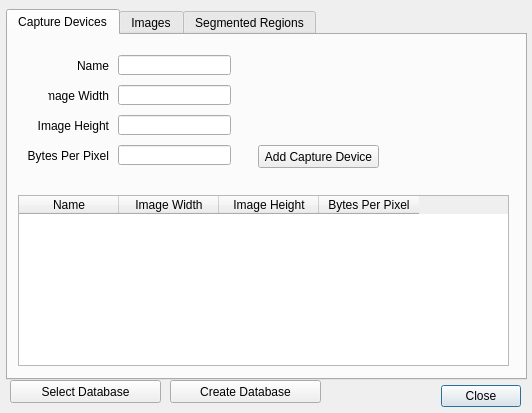
Before: the Qt Designer form manageTrainingDataForm.ui in asmith9455/imageClassifier, drawn with Qt 5.
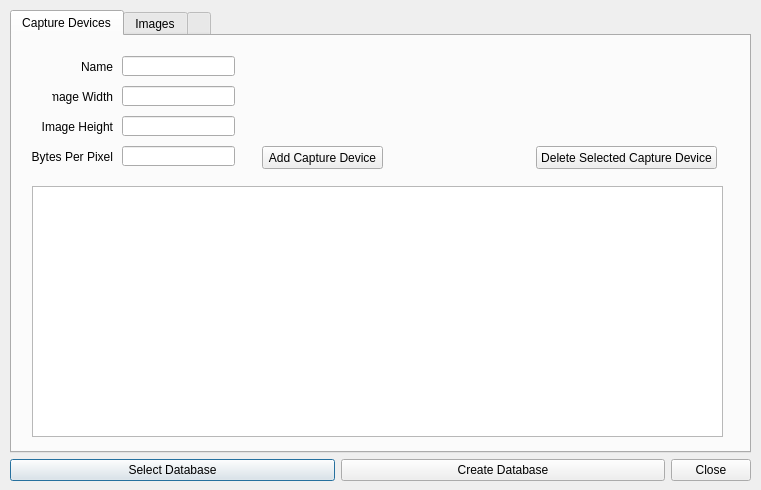
After: the same form once the commit is applied.

Patch:
```diff
--- a/manageTrainingDataForm.ui
+++ b/manageTrainingDataForm.ui
@@ -6,22 +6,38 @@
    <rect>
     <x>0</x>
     <y>0</y>
-    <width>532</width>
-    <height>413</height>
+    <width>761</width>
+    <height>490</height>
    </rect>
   </property>
   <property name="windowTitle">
    <string>Dialog</string>
   </property>
+  <widget class="QWidget" name="gridLayoutWidget">
+   <property name="geometry">
+    <rect>
+     <x>10</x>
+     <y>10</y>
+     <width>741</width>
+     <height>471</height>
+    </rect>
+   </property>
+   <layout class="QGridLayout" name="gridLayout1" rowstretch="0,0">
+    <item row="1" column="0">
+     <widget class="QPushButton" name="btn_selectDatabase">
+      <property name="sizePolicy">
+       <sizepolicy hsizetype="Minimum" vsizetype="Fixed">
+        <horstretch>1</horstretch>
+        <verstretch>0</verstretch>
+       </sizepolicy>
+      </property>
+      <property name="text">
+       <string>Select Database</string>
+      </property>
+     </widget>
+    </item>
+    <item row="1" column="2">
   <widget class="QDialogButtonBox" name="buttonBox">
-   <property name="geometry">
-    <rect>
-     <x>440</x>
-     <y>380</y>
-     <width>81</width>
-     <height>32</height>
-    </rect>
-   </property>
    <property name="orientation">
     <enum>Qt::Horizontal</enum>
    </property>
@@ -29,14 +45,27 @@
     <set>QDialogButtonBox::Close</set>
    </property>
   </widget>
+    </item>
+    <item row="1" column="1">
+     <widget class="QPushButton" name="btn_createImgDb">
+      <property name="sizePolicy">
+       <sizepolicy hsizetype="Minimum" vsizetype="Fixed">
+        <horstretch>1</horstretch>
+        <verstretch>0</verstretch>
+       </sizepolicy>
+      </property>
+      <property name="text">
+       <string>Create Database</string>
+      </property>
+     </widget>
+    </item>
+    <item row="0" column="0" colspan="3">
   <widget class="QTabWidget" name="tabWidget">
-   <property name="geometry">
-    <rect>
-     <x>6</x>
-     <y>9</y>
-     <width>521</width>
-     <height>371</height>
-    </rect>
+      <property name="sizePolicy">
+       <sizepolicy hsizetype="Expanding" vsizetype="Expanding">
+        <horstretch>0</horstretch>
+        <verstretch>0</verstretch>
+       </sizepolicy>
    </property>
    <property name="autoFillBackground">
     <bool>false</bool>
@@ -48,39 +77,6 @@
     <attribute name="title">
      <string>Capture Devices</string>
     </attribute>
-    <widget class="QTableWidget" name="tableWidget_captureDevices">
-     <property name="geometry">
-      <rect>
-       <x>10</x>
-       <y>160</y>
-       <width>491</width>
-       <height>171</height>
-      </rect>
-     </property>
-     <property name="columnCount">
-      <number>4</number>
-     </property>
-     <column>
-      <property name="text">
-       <string>Name</string>
-      </property>
-     </column>
-     <column>
-      <property name="text">
-       <string>Image Width</string>
-      </property>
-     </column>
-     <column>
-      <property name="text">
-       <string>Image Height</string>
-      </property>
-     </column>
-     <column>
-      <property name="text">
-       <string>Bytes Per Pixel</string>
-      </property>
-     </column>
-    </widget>
     <widget class="QLabel" name="label">
      <property name="geometry">
       <rect>
@@ -204,8 +200,45 @@
       <string>Add Capture Device</string>
      </property>
     </widget>
-   </widget>
-   <widget class="QWidget" name="tab_images">
+       <widget class="QTableView" name="tableView_captureDevices">
+        <property name="geometry">
+         <rect>
+          <x>20</x>
+          <y>150</y>
+          <width>691</width>
+          <height>251</height>
+         </rect>
+        </property>
+       </widget>
+       <widget class="QPushButton" name="btn_deleteSelectedCaptureDevice">
+        <property name="geometry">
+         <rect>
+          <x>524</x>
+          <y>110</y>
+          <width>181</width>
+          <height>23</height>
+         </rect>
+        </property>
+        <property name="text">
+         <string>Delete Selected Capture Device</string>
+        </property>
+       </widget>
+       <zorder>label</zorder>
+       <zorder>lineEdit_name</zorder>
+       <zorder>lineEdit_imageWidth</zorder>
+       <zorder>label_2</zorder>
+       <zorder>lineEdit_imageHeight</zorder>
+       <zorder>label_3</zorder>
+       <zorder>lineEdit_bytesPerPixel</zorder>
+       <zorder>label_4</zorder>
+       <zorder>btn_addCaptureDevice</zorder>
+       <zorder>tableView_captureDevices</zorder>
+       <zorder>buttonBox</zorder>
+       <zorder>btn_createImgDb</zorder>
+       <zorder>btn_selectDatabase</zorder>
+       <zorder>btn_deleteSelectedCaptureDevice</zorder>
+      </widget>
+      <widget class="QWidget" name="tabWidgetPage2" native="true">
     <attribute name="title">
      <string>Images</string>
     </attribute>
@@ -238,36 +271,15 @@
    </widget>
    <widget class="QWidget" name="tab_segmentedRegions">
     <attribute name="title">
-     <string>Segmented Regions</string>
+        <string/>
     </attribute>
    </widget>
   </widget>
-  <widget class="QPushButton" name="btn_createImgDb">
-   <property name="geometry">
-    <rect>
-     <x>170</x>
-     <y>380</y>
-     <width>151</width>
-     <height>23</height>
-    </rect>
-   </property>
-   <property name="text">
-    <string>Create Database</string>
-   </property>
+    </item>
+   </layout>
   </widget>
-  <widget class="QPushButton" name="btn_selectDatabase">
-   <property name="geometry">
-    <rect>
-     <x>10</x>
-     <y>380</y>
-     <width>151</width>
-     <height>23</height>
-    </rect>
-   </property>
-   <property name="text">
-    <string>Select Database</string>
-   </property>
-  </widget>
+  <zorder>gridLayoutWidget</zorder>
+  <zorder>tabWidget</zorder>
  </widget>
  <resources/>
  <connections>
```
Left out of the diff: 4 changed lines with no effect on the pictures. Lines whose indentation alone changed are shown as unchanged.
